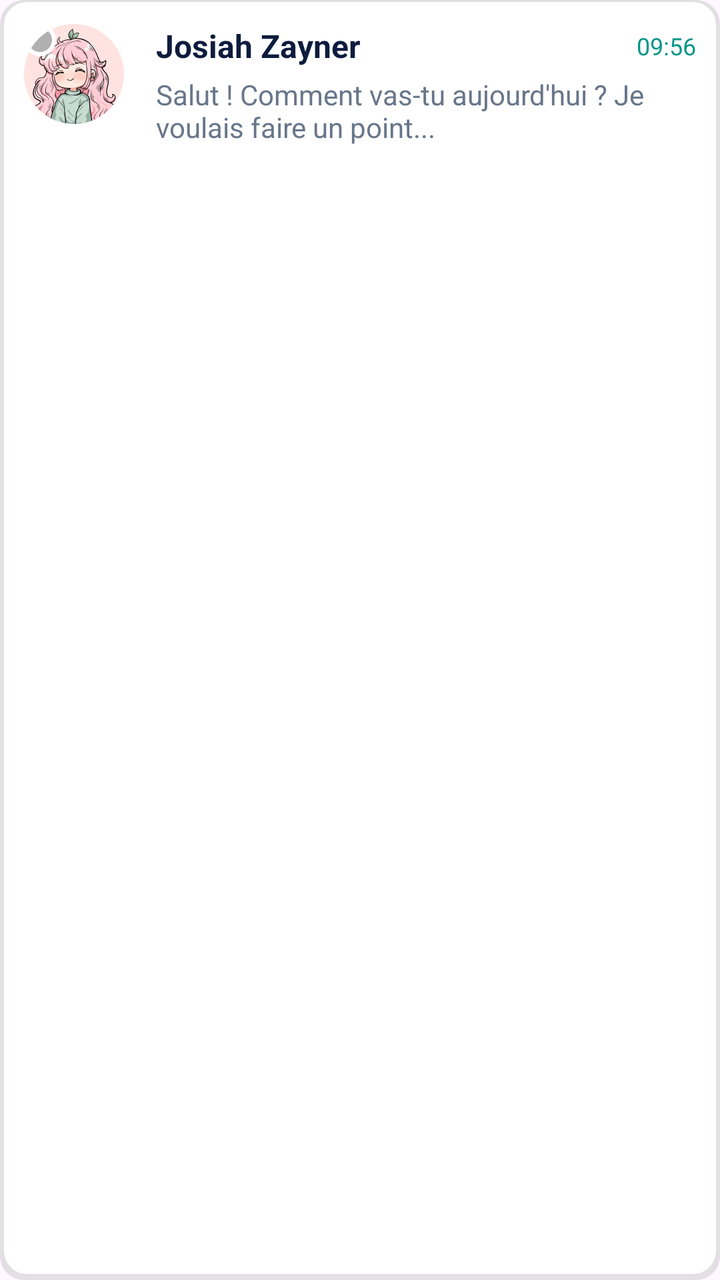
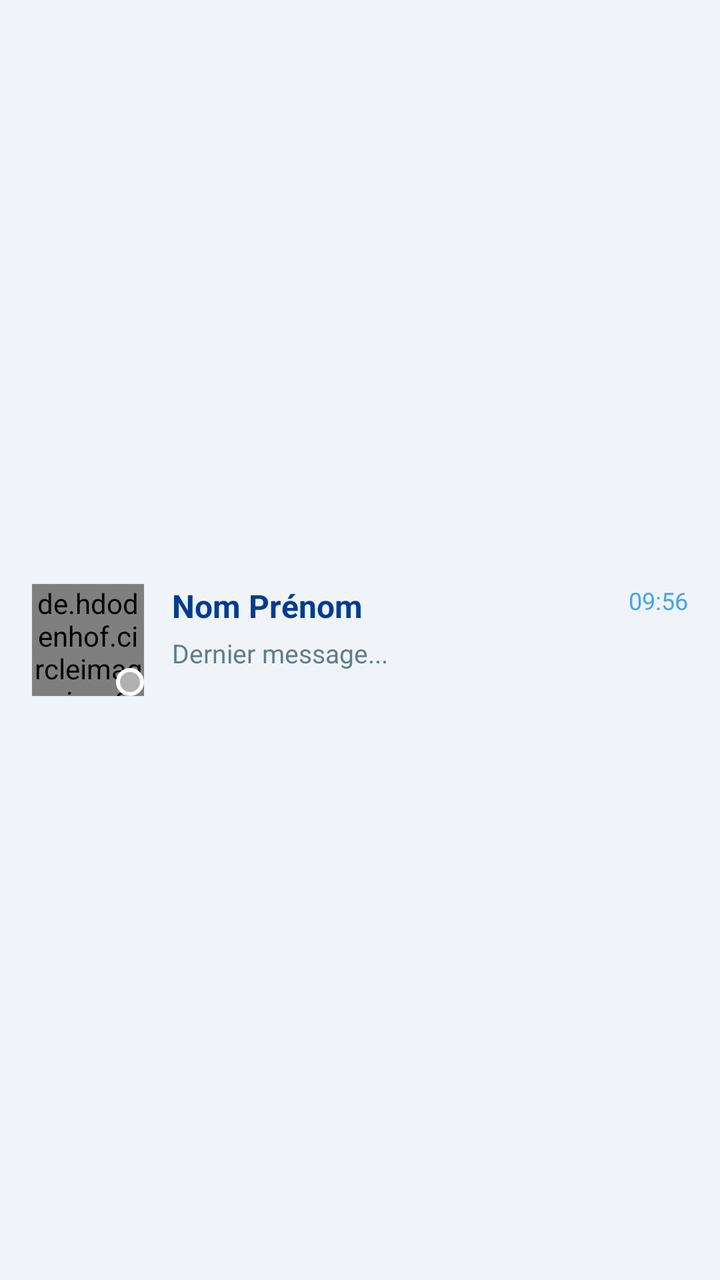

Compare the two renders of this Android layout. The source of the first and the diff that turns it into the second are given below.
<!-- AndroidManifest.xml: application theme Theme.Chat_app -->
<!-- res/layout/item_discussion.xml -->
<androidx.constraintlayout.widget.ConstraintLayout xmlns:android="http://schemas.android.com/apk/res/android"
    xmlns:app="http://schemas.android.com/apk/res-auto"
    xmlns:tools="http://schemas.android.com/tools"
    android:layout_width="match_parent"
    android:layout_height="wrap_content"
    android:background="@drawable/bg_item_with_border"
    android:padding="12dp"
    android:layout_marginHorizontal="5dp"
    android:layout_marginTop="8dp">

    <androidx.cardview.widget.CardView
        android:id="@+id/cardAvatar"
        android:layout_width="50dp"
        android:layout_height="50dp"
        app:cardCornerRadius="25dp"
        app:cardElevation="0dp"
        app:layout_constraintStart_toStartOf="parent"
        app:layout_constraintTop_toTopOf="parent">

        <ImageView
            android:id="@+id/imgAvatar"
            android:layout_width="match_parent"
            android:layout_height="match_parent"
            android:scaleType="centerCrop"
            android:src="@drawable/img"
            tools:ignore="ContentDescription" />
        <View
            android:id="@+id/img_status_on"
            android:layout_width="16dp"
            android:layout_height="16dp"
            android:background="@drawable/shape_status_online"
            android:visibility="gone"
            app:layout_constraintBottom_toBottomOf="@id/imgAvatar"
            app:layout_constraintEnd_toEndOf="@id/imgAvatar"
            android:layout_marginBottom="2dp"
            android:layout_marginEnd="2dp" />
        <View
            android:id="@+id/img_status_off"
            android:layout_width="16dp"
            android:layout_height="16dp"
            android:background="@drawable/shape_status_offline"
            android:visibility="visible"
            app:layout_constraintBottom_toBottomOf="@id/imgAvatar"
            app:layout_constraintEnd_toEndOf="@id/imgAvatar"
            android:layout_marginBottom="2dp"
            android:layout_marginEnd="2dp" />
    </androidx.cardview.widget.CardView>

    <TextView
        android:id="@+id/txtHeure"
        android:layout_width="wrap_content"
        android:layout_height="wrap_content"
        android:text="09:56"
        android:textColor="#009688"
        android:textSize="12sp"
        app:layout_constraintBottom_toBottomOf="@id/txtNom"
        app:layout_constraintEnd_toEndOf="parent"
        app:layout_constraintTop_toTopOf="@id/txtNom" />

    <TextView
        android:id="@+id/txtNom"
        android:layout_width="0dp"
        android:layout_height="wrap_content"
        android:layout_marginStart="16dp"
        android:layout_marginEnd="8dp"
        android:text="Josiah Zayner"
        android:textColor="#0D1C3E"
        android:textSize="16sp"
        android:textStyle="bold"
        app:layout_constraintEnd_toStartOf="@id/txtHeure"
        app:layout_constraintStart_toEndOf="@id/cardAvatar"
        app:layout_constraintTop_toTopOf="@id/cardAvatar" />

    <TextView
        android:id="@+id/txtMessage"
        android:layout_width="0dp"
        android:layout_height="wrap_content"
        android:layout_marginTop="4dp"
        android:layout_marginEnd="16dp"
        android:ellipsize="end"
        android:maxLines="2"
        android:text="Salut ! Comment vas-tu aujourd'hui ? Je voulais faire un point..."
        android:textColor="#68768A"
        android:textSize="14sp"
        app:layout_constraintEnd_toEndOf="parent"
        app:layout_constraintStart_toStartOf="@id/txtNom"
        app:layout_constraintTop_toBottomOf="@id/txtNom" />
</androidx.constraintlayout.widget.ConstraintLayout>
<!-- resources referenced by this layout -->
<resources>
  <!-- drawable bg_item_with_border (drawable) -->
  <?xml version="1.0" encoding="utf-8"?>
  <layer-list xmlns:android="http://schemas.android.com/apk/res/android">
  
      
      <item>
          <shape android:shape="rectangle">
              <solid android:color="#1A000000" /> 
              <corners android:radius="12dp" />
          </shape>
      </item>
  
      
      <item android:bottom="2dp" android:right="1dp" android:left="1dp">
          <shape android:shape="rectangle">
              
              <solid android:color="@android:color/white" />
  
              
              <stroke
                  android:width="1dp"
                  android:color="#E0E0E0" /> 
  
              
              <corners android:radius="12dp" />
          </shape>
      </item>
  
  </layer-list>
  <!-- drawable img: png bitmap (drawable, 107963 bytes) -->
  <!-- drawable shape_status_offline (drawable) -->
  <?xml version="1.0" encoding="utf-8"?>
  <shape xmlns:android="http://schemas.android.com/apk/res/android"
      android:shape="oval">
      <solid android:color="#B0B0B0" /> <stroke
      android:width="2dp"
      android:color="#FFFFFF" />
      <size
          android:width="16dp"
          android:height="16dp" />
  </shape>
  <!-- drawable shape_status_online (drawable) -->
  <?xml version="1.0" encoding="utf-8"?>
  <shape xmlns:android="http://schemas.android.com/apk/res/android"
      android:shape="oval">
      <solid android:color="#4CAF50" />
  
      <stroke
          android:width="2dp"
          android:color="#FFFFFF" />
  
      <size
          android:width="16dp"
          android:height="16dp" />
  </shape>
  <style name="Theme.Chat_app" parent="Base.Theme.Chat_app" />
  <style name="Base.Theme.Chat_app" parent="Theme.Material3.DayNight.NoActionBar">
          
          
      </style>
</resources>

<!-- the commit's change to res/layout/item_discussion.xml (unified diff, before → after) -->
@@ -1,76 +1,76 @@
-<androidx.constraintlayout.widget.ConstraintLayout xmlns:android="http://schemas.android.com/apk/res/android"
+<?xml version="1.0" encoding="utf-8"?>
+<androidx.constraintlayout.widget.ConstraintLayout
+    xmlns:android="http://schemas.android.com/apk/res/android"
     xmlns:app="http://schemas.android.com/apk/res-auto"
     xmlns:tools="http://schemas.android.com/tools"
     android:layout_width="match_parent"
     android:layout_height="wrap_content"
-    android:background="@drawable/bg_item_with_border"
-    android:padding="12dp"
-    android:layout_marginHorizontal="5dp"
-    android:layout_marginTop="8dp">
+    android:background="?attr/selectableItemBackground"
+    android:paddingStart="16dp"
+    android:paddingEnd="16dp"
+    android:paddingTop="10dp"
+    android:paddingBottom="10dp">
 
-    <androidx.cardview.widget.CardView
-        android:id="@+id/cardAvatar"
-        android:layout_width="50dp"
-        android:layout_height="50dp"
-        app:cardCornerRadius="25dp"
-        app:cardElevation="0dp"
+    
+    <de.hdodenhof.circleimageview.CircleImageView
+        android:id="@+id/imgAvatar"
+        android:layout_width="56dp"
+        android:layout_height="56dp"
+        android:src="@drawable/img"
+        app:civ_border_color="@color/colorDivider"
+        app:civ_border_width="1.5dp"
         app:layout_constraintStart_toStartOf="parent"
-        app:layout_constraintTop_toTopOf="parent">
+        app:layout_constraintTop_toTopOf="parent"
+        app:layout_constraintBottom_toBottomOf="parent"
+        tools:ignore="ContentDescription"/>
 
-        <ImageView
-            android:id="@+id/imgAvatar"
-            android:layout_width="match_parent"
-            android:layout_height="match_parent"
-            android:scaleType="centerCrop"
-            android:src="@drawable/img"
-            tools:ignore="ContentDescription" />
-        <View
-            android:id="@+id/img_status_on"
-            android:layout_width="16dp"
-            android:layout_height="16dp"
-            android:background="@drawable/shape_status_online"
-            android:visibility="gone"
-            app:layout_constraintBottom_toBottomOf="@id/imgAvatar"
-            app:layout_constraintEnd_toEndOf="@id/imgAvatar"
-            android:layout_marginBottom="2dp"
-            android:layout_marginEnd="2dp" />
-        <View
-            android:id="@+id/img_status_off"
-            android:layout_width="16dp"
-            android:layout_height="16dp"
-            android:background="@drawable/shape_status_offline"
-            android:visibility="visible"
-            app:layout_constraintBottom_toBottomOf="@id/imgAvatar"
-            app:layout_constraintEnd_toEndOf="@id/imgAvatar"
-            android:layout_marginBottom="2dp"
-            android:layout_marginEnd="2dp" />
-    </androidx.cardview.widget.CardView>
+    
+    <View
+        android:id="@+id/img_status_on"
+        android:layout_width="14dp"
+        android:layout_height="14dp"
+        android:background="@drawable/shape_status_online"
+        android:visibility="gone"
+        app:layout_constraintEnd_toEndOf="@id/imgAvatar"
+        app:layout_constraintBottom_toBottomOf="@id/imgAvatar"/>
 
+    
+    <View
+        android:id="@+id/img_status_off"
+        android:layout_width="14dp"
+        android:layout_height="14dp"
+        android:background="@drawable/shape_status_offline"
+        android:visibility="visible"
+        app:layout_constraintEnd_toEndOf="@id/imgAvatar"
+        app:layout_constraintBottom_toBottomOf="@id/imgAvatar"/>
+
+    
     <TextView
         android:id="@+id/txtHeure"
         android:layout_width="wrap_content"
         android:layout_height="wrap_content"
         android:text="09:56"
-        android:textColor="#009688"
+        android:textColor="@color/colorSecondary"
         android:textSize="12sp"
-        app:layout_constraintBottom_toBottomOf="@id/txtNom"
         app:layout_constraintEnd_toEndOf="parent"
-        app:layout_constraintTop_toTopOf="@id/txtNom" />
+        app:layout_constraintTop_toTopOf="@id/imgAvatar"/>
 
+    
     <TextView
         android:id="@+id/txtNom"
         android:layout_width="0dp"
         android:layout_height="wrap_content"
-        android:layout_marginStart="16dp"
+        android:layout_marginStart="14dp"
         android:layout_marginEnd="8dp"
-        android:text="Josiah Zayner"
-        android:textColor="#0D1C3E"
+        android:text="Nom Prénom"
+        android:textColor="@color/colorPrimaryDark"
         android:textSize="16sp"
         android:textStyle="bold"
+        app:layout_constraintStart_toEndOf="@id/imgAvatar"
         app:layout_constraintEnd_toStartOf="@id/txtHeure"
-        app:layout_constraintStart_toEndOf="@id/cardAvatar"
-        app:layout_constraintTop_toTopOf="@id/cardAvatar" />
+        app:layout_constraintTop_toTopOf="@id/imgAvatar"/>
 
+    
     <TextView
         android:id="@+id/txtMessage"
         android:layout_width="0dp"
@@ -78,11 +78,12 @@
         android:layout_marginTop="4dp"
         android:layout_marginEnd="16dp"
         android:ellipsize="end"
-        android:maxLines="2"
-        android:text="Salut ! Comment vas-tu aujourd'hui ? Je voulais faire un point..."
-        android:textColor="#68768A"
-        android:textSize="14sp"
+        android:maxLines="1"
+        android:text="Dernier message..."
+        android:textColor="@color/colorTextSecondary"
+        android:textSize="13sp"
+        app:layout_constraintStart_toStartOf="@id/txtNom"
         app:layout_constraintEnd_toEndOf="parent"
-        app:layout_constraintStart_toStartOf="@id/txtNom"
-        app:layout_constraintTop_toBottomOf="@id/txtNom" />
+        app:layout_constraintTop_toBottomOf="@id/txtNom"/>
+
 </androidx.constraintlayout.widget.ConstraintLayout>
<!-- resource entries referenced after the edit -->
@@ -1,34 +1,9 @@
 <!-- resources referenced by this layout -->
 <resources>
-  <!-- drawable bg_item_with_border (drawable) -->
-  <?xml version="1.0" encoding="utf-8"?>
-  <layer-list xmlns:android="http://schemas.android.com/apk/res/android">
-  
-      
-      <item>
-          <shape android:shape="rectangle">
-              <solid android:color="#1A000000" /> 
-              <corners android:radius="12dp" />
-          </shape>
-      </item>
-  
-      
-      <item android:bottom="2dp" android:right="1dp" android:left="1dp">
-          <shape android:shape="rectangle">
-              
-              <solid android:color="@android:color/white" />
-  
-              
-              <stroke
-                  android:width="1dp"
-                  android:color="#E0E0E0" /> 
-  
-              
-              <corners android:radius="12dp" />
-          </shape>
-      </item>
-  
-  </layer-list>
+  <color name="colorDivider">#E8ECF4</color>
+  <color name="colorPrimaryDark">#003c8f</color>
+  <color name="colorSecondary">#42A5F5</color>
+  <color name="colorTextSecondary">#607D8B</color>
   <!-- drawable img: png bitmap (drawable, 107963 bytes) -->
   <!-- drawable shape_status_offline (drawable) -->
   <?xml version="1.0" encoding="utf-8"?>
@@ -57,8 +32,16 @@
   </shape>
   <style name="Theme.Chat_app" parent="Base.Theme.Chat_app" />
   <style name="Base.Theme.Chat_app" parent="Theme.Material3.DayNight.NoActionBar">
-          
-          
+          <item name="colorPrimary">@color/colorPrimary</item>
+          <item name="colorOnPrimary">@color/colorTextOnPrimary</item>
+          <item name="colorSecondary">@color/colorSecondary</item>
+          <item name="colorSurface">@color/colorSurface</item>
+          <item name="android:colorBackground">@color/colorBackground</item>
+          <item name="android:windowBackground">@color/colorBackground</item>
       </style>
+  <color name="colorPrimary">#1565C0</color>
+  <color name="colorTextOnPrimary">#FFFFFF</color>
+  <color name="colorSurface">#FFFFFF</color>
+  <color name="colorBackground">#F0F4F8</color>
 </resources>
 
